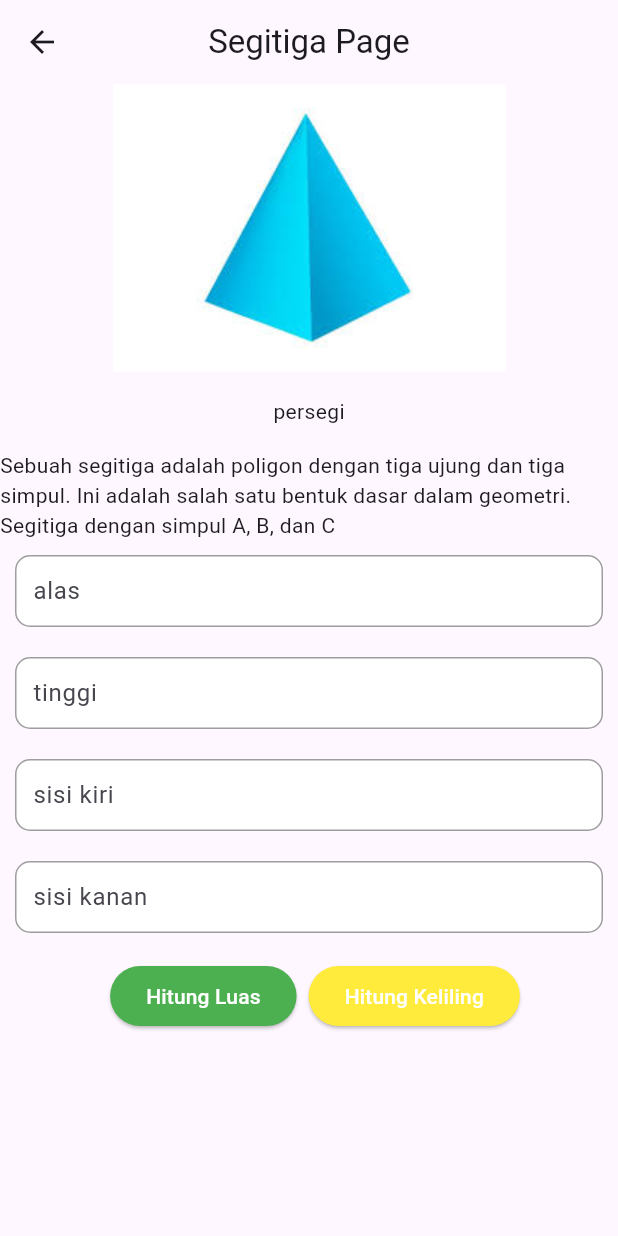
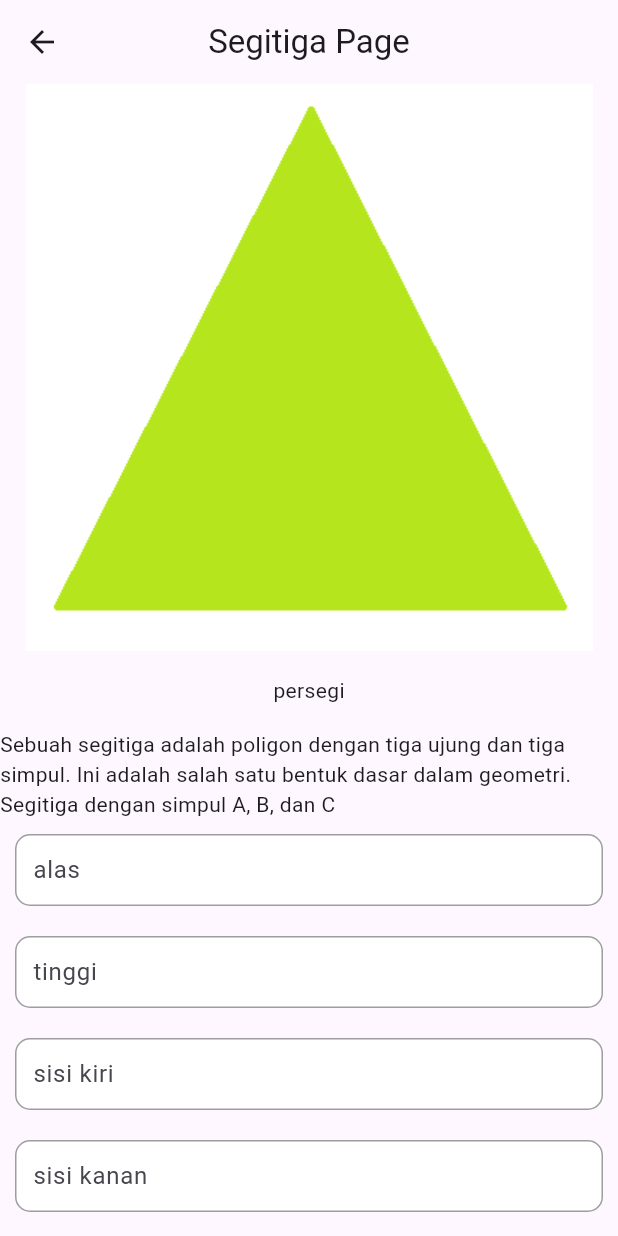
Before and after one commit to Ridwanfiki/bangun_datar, a Flutter app: the SegitigaPage screen opened directly, on a phone screen of 412 x 824 dp. Run offline on Flutter 3.47's test engine with Material 2 defaults, Android fonts, the light colour scheme and no system bars; our stand-ins replace get.

Commit message:
Menghitung bangun datar

```diff
--- a/lib/pages/segitigapage.dart
+++ b/lib/pages/segitigapage.dart
@@ -16,7 +16,7 @@ class SegitigaPage extends StatelessWidget {
       body: Column(
         children: [
           Image.asset(
-            "assets/images.jpg",
+            "assets/triangle.png",
           ),
           Padding(
             padding: EdgeInsets.symmetric(vertical: 16),
```
